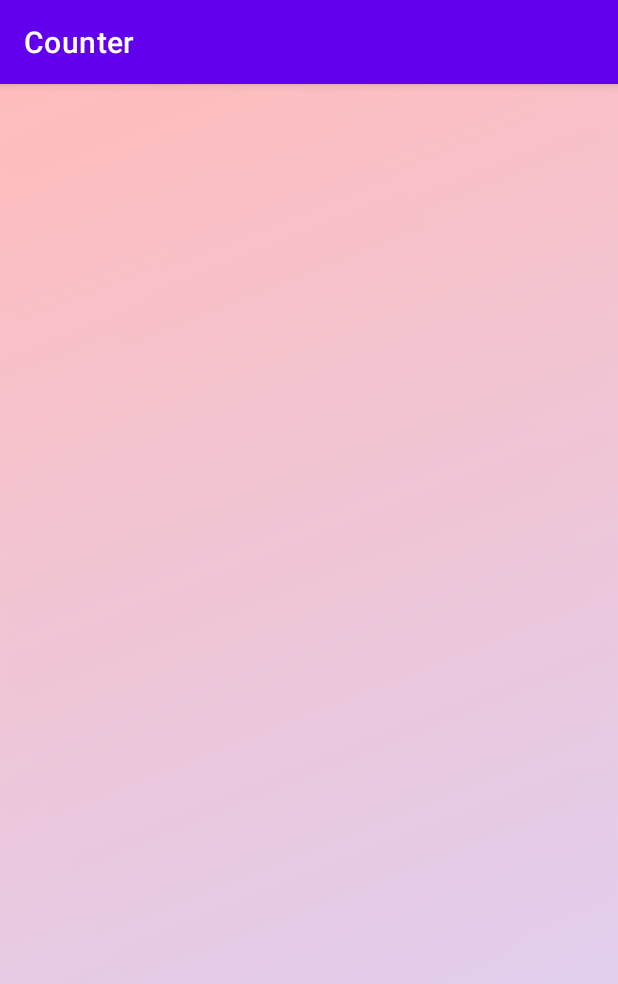
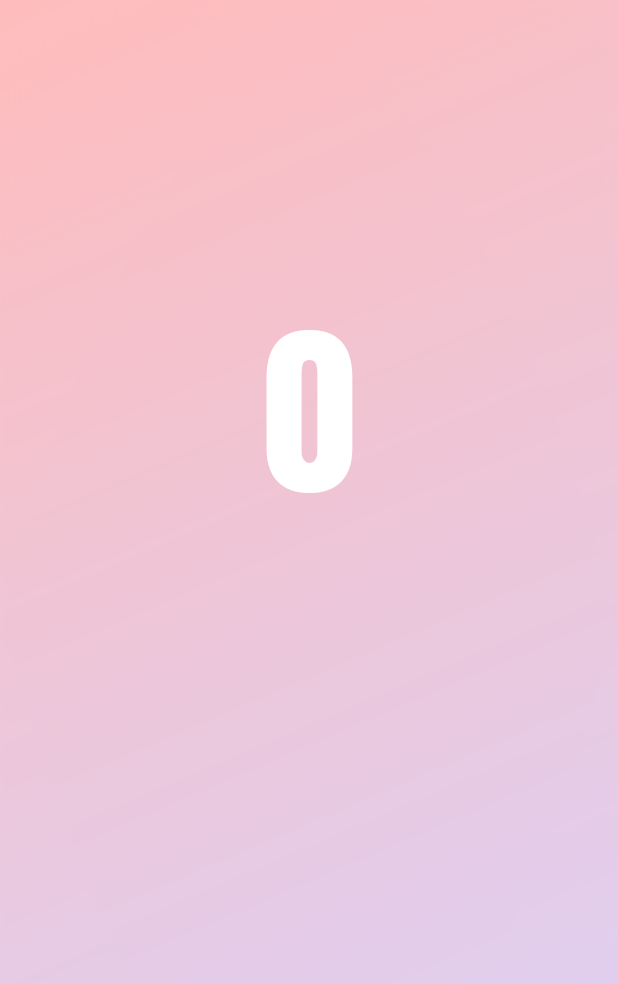
Before and after one commit to souvikmondal01/Counter-App-Android, an Android app: the screen it shows after launch (MainActivity), on a phone screen of 412 x 824 dp. Shown: the top 984 px of the screen. Run offline under Robolectric (Android 15) with nearby library versions, the phone set to English and light mode, and no system bars.

Commit message:
digit textview added

```diff
--- a/app/src/main/res/layout/activity_main.xml
+++ b/app/src/main/res/layout/activity_main.xml
@@ -7,6 +7,20 @@
     android:background="@drawable/counter_bg"
     tools:context=".MainActivity">
 
+    <TextView
+        android:id="@+id/tv_count"
+        android:layout_width="wrap_content"
+        android:layout_height="wrap_content"
+        app:layout_constraintTop_toTopOf="parent"
+        app:layout_constraintBottom_toBottomOf="parent"
+        app:layout_constraintLeft_toLeftOf="parent"
+        app:layout_constraintRight_toRightOf="parent"
+        android:text="0"
+        android:textSize="125sp"
+        android:fontFamily="@font/anton"
+        android:textColor="@color/white"
+        app:layout_constraintVertical_bias=".25"
+        />
 
 
 </androidx.constraintlayout.widget.ConstraintLayout>
--- a/app/src/main/res/values-night/themes.xml
+++ b/app/src/main/res/values-night/themes.xml
@@ -1,8 +1,8 @@
 <resources xmlns:tools="http://schemas.android.com/tools">
     <!-- Base application theme. -->
-    <style name="Theme.Counter" parent="Theme.MaterialComponents.DayNight.DarkActionBar">
+    <style name="Theme.Counter" parent="Theme.MaterialComponents.DayNight.NoActionBar.Bridge">
         <!-- Primary brand color. -->
-        <item name="colorPrimary">@color/purple_200</item>
+        <item name="colorPrimary">@color/red_25</item>
         <item name="colorPrimaryVariant">@color/purple_700</item>
         <item name="colorOnPrimary">@color/black</item>
         <!-- Secondary brand color. -->
--- a/app/src/main/res/values/colors.xml
+++ b/app/src/main/res/values/colors.xml
@@ -1,7 +1,7 @@
 <?xml version="1.0" encoding="utf-8"?>
 <resources>
-    <color name="purple_200">#FFBB86FC</color>
-    <color name="purple_500">#FF6200EE</color>
+    <color name="red_25">#FFBCBC</color>
+    <color name="blue_25">#DAD2F9</color>
     <color name="purple_700">#FF3700B3</color>
     <color name="teal_200">#FF03DAC5</color>
     <color name="teal_700">#FF018786</color>
--- a/app/src/main/res/values/themes.xml
+++ b/app/src/main/res/values/themes.xml
@@ -1,9 +1,9 @@
 <resources xmlns:tools="http://schemas.android.com/tools">
     <!-- Base application theme. -->
-    <style name="Theme.Counter" parent="Theme.MaterialComponents.DayNight.DarkActionBar">
+    <style name="Theme.Counter" parent="Theme.MaterialComponents.DayNight.NoActionBar.Bridge">
         <!-- Primary brand color. -->
-        <item name="colorPrimary">@color/purple_500</item>
-        <item name="colorPrimaryVariant">@color/purple_700</item>
+        <item name="colorPrimary">@color/blue_25</item>
+        <item name="colorPrimaryVariant">@color/red_25</item>
         <item name="colorOnPrimary">@color/white</item>
         <!-- Secondary brand color. -->
         <item name="colorSecondary">@color/teal_200</item>
```
Also changed, not shown: app/src/main/res/font/anton.ttf (added).
